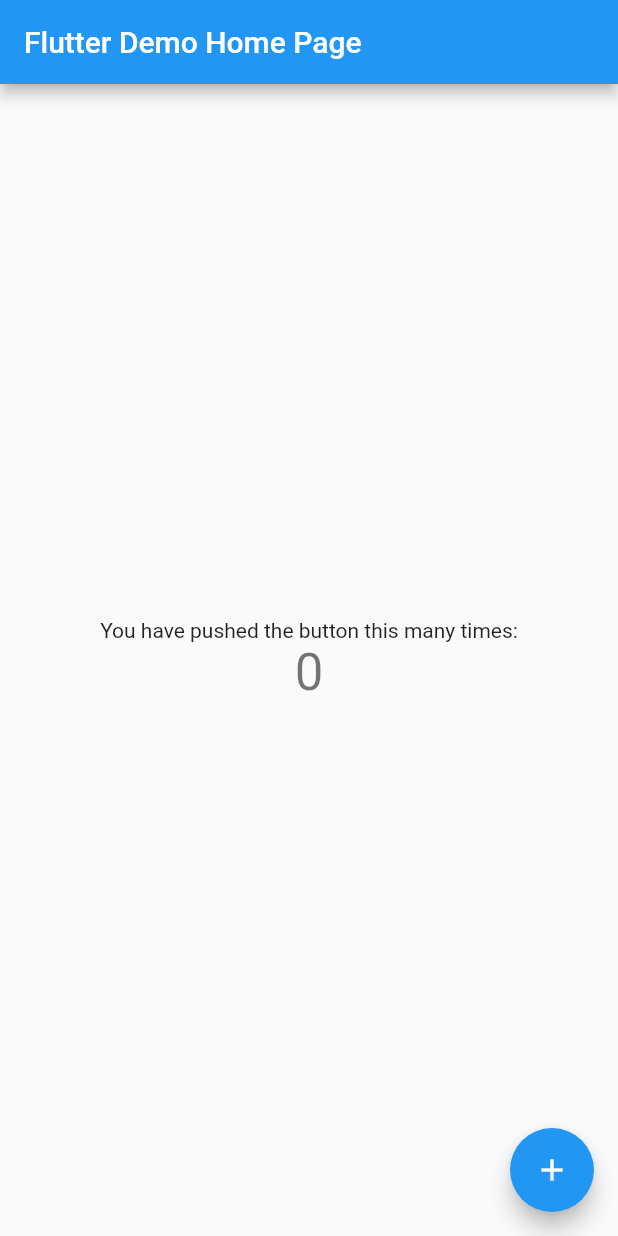
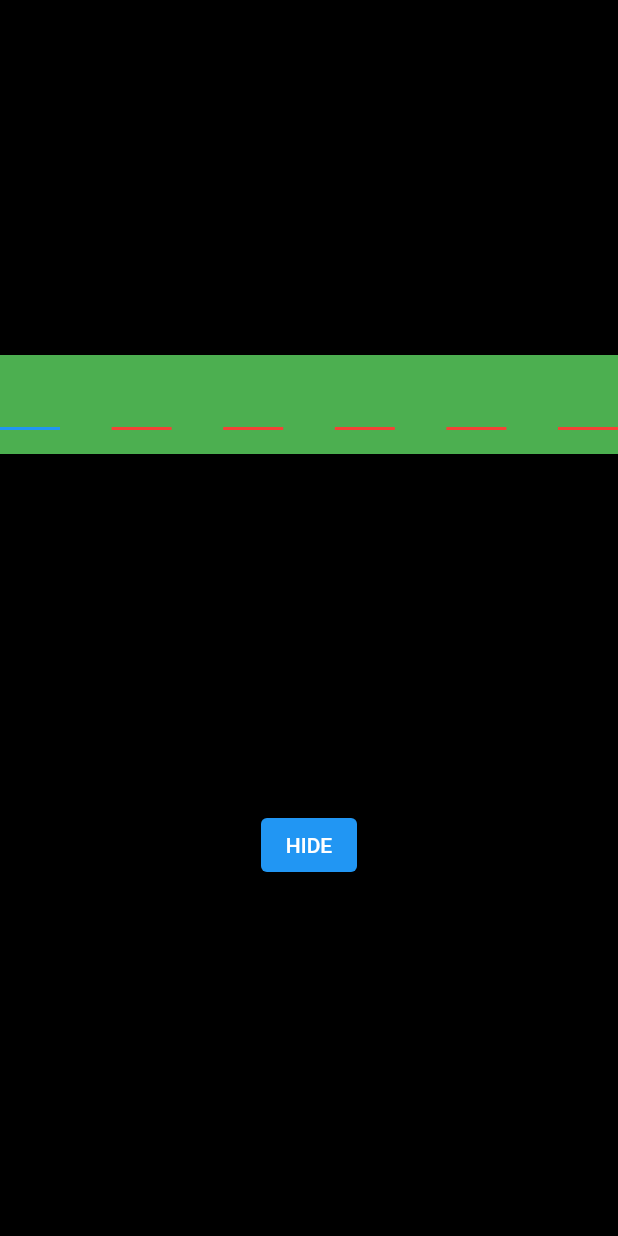
Before and after one commit to ened/flt_perf_12_keyboard_dismiss_crash, a Flutter app: the screen it shows after launch, on a phone screen of 412 x 824 dp. Run offline on Flutter 3.47's test engine with Material 2 defaults, Android fonts, the phone set to English and light mode, and no system bars; drawn by our look-alikes of pin_code_fields.

Commit message:
added the repro case

```diff
--- a/lib/main.dart
+++ b/lib/main.dart
@@ -1,4 +1,7 @@
+import 'dart:async';
+
 import 'package:flutter/material.dart';
+import 'package:pin_code_fields/pin_code_fields.dart';
 
 void main() {
   runApp(MyApp());
@@ -46,68 +49,55 @@
 }
 
 class _MyHomePageState extends State<MyHomePage> {
-  int _counter = 0;
+  final StreamController<ErrorAnimationType> _errorController =
+      StreamController<ErrorAnimationType>();
 
-  void _incrementCounter() {
-    setState(() {
-      // This call to setState tells the Flutter framework that something has
-      // changed in this State, which causes it to rerun the build method below
-      // so that the display can reflect the updated values. If we changed
-      // _counter without calling setState(), then the build method would not be
-      // called again, and so nothing would appear to happen.
-      _counter++;
-    });
-  }
+  bool _showInputField = true;
 
   @override
   Widget build(BuildContext context) {
-    // This method is rerun every time setState is called, for instance as done
-    // by the _incrementCounter method above.
-    //
-    // The Flutter framework has been optimized to make rerunning build methods
-    // fast, so that you can just rebuild anything that needs updating rather
-    // than having to individually change instances of widgets.
-    return Scaffold(
-      appBar: AppBar(
-        // Here we take the value from the MyHomePage object that was created by
-        // the App.build method, and use it to set our appbar title.
-        title: Text(widget.title),
-      ),
-      body: Center(
-        // Center is a layout widget. It takes a single child and positions it
-        // in the middle of the parent.
-        child: Column(
-          // Column is also a layout widget. It takes a list of children and
-          // arranges them vertically. By default, it sizes itself to fit its
-          // children horizontally, and tries to be as tall as its parent.
-          //
-          // Invoke "debug painting" (press "p" in the console, choose the
-          // "Toggle Debug Paint" action from the Flutter Inspector in Android
-          // Studio, or the "Toggle Debug Paint" command in Visual Studio Code)
-          // to see the wireframe for each widget.
-          //
-          // Column has various properties to control how it sizes itself and
-          // how it positions its children. Here we use mainAxisAlignment to
-          // center the children vertically; the main axis here is the vertical
-          // axis because Columns are vertical (the cross axis would be
-          // horizontal).
-          mainAxisAlignment: MainAxisAlignment.center,
-          children: <Widget>[
-            Text(
-              'You have pushed the button this many times:',
+    if (_showInputField) {
+      return Scaffold(
+        backgroundColor: Colors.black,
+        body: Column(
+          mainAxisSize: MainAxisSize.max,
+          children: [
+            Spacer(),
+            PinCodeTextField(
+              length: 6,
+              appContext: context,
+              autoFocus: true,
+              backgroundColor: Colors.green,
+              enableActiveFill: false,
+              errorAnimationController: _errorController,
+              keyboardAppearance: Brightness.dark,
+              textStyle: Theme.of(context)
+                  .textTheme
+                  .headline4
+                  .apply(color: Colors.white),
+              keyboardType: TextInputType.number,
+              onChanged: (newNumber) {
+                if (newNumber.length == 6) {}
+              },
             ),
-            Text(
-              '$_counter',
-              style: Theme.of(context).textTheme.headline4,
-            ),
+            Spacer(),
+            ElevatedButton(
+                child: Text('HIDE'),
+                onPressed: () {
+                  setState(() {
+                    _showInputField = !_showInputField;
+                  });
+                }),
+            Spacer(),
           ],
         ),
-      ),
-      floatingActionButton: FloatingActionButton(
-        onPressed: _incrementCounter,
-        tooltip: 'Increment',
-        child: Icon(Icons.add),
-      ), // This trailing comma makes auto-formatting nicer for build methods.
-    );
+      );
+    } else {
+      return Scaffold(
+        body: Center(
+          child: Text('Hidden'),
+        ),
+      );
+    }
   }
 }
--- a/pubspec.yaml
+++ b/pubspec.yaml
@@ -28,6 +28,8 @@
   # The following adds the Cupertino Icons font to your application.
   # Use with the CupertinoIcons class for iOS style icons.
   cupertino_icons: ^1.0.2
+
+  pin_code_fields: ^7.0.0
 
 dev_dependencies:
   flutter_test:
```
Also changed, not shown: pubspec.lock, 1 other file.
